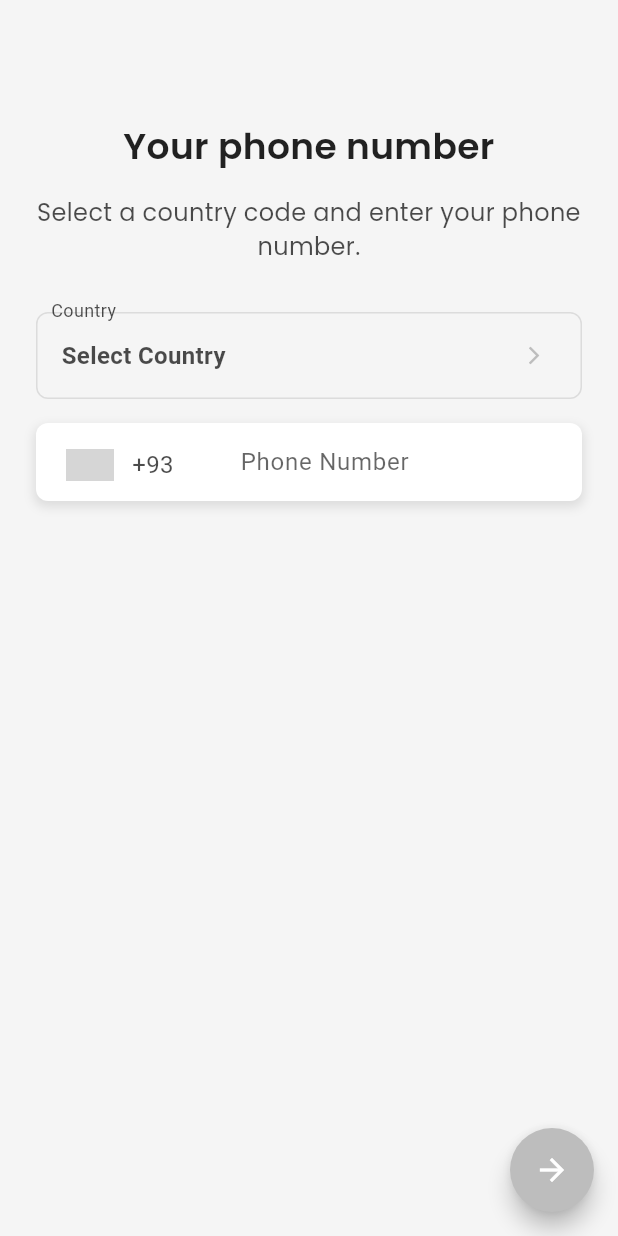
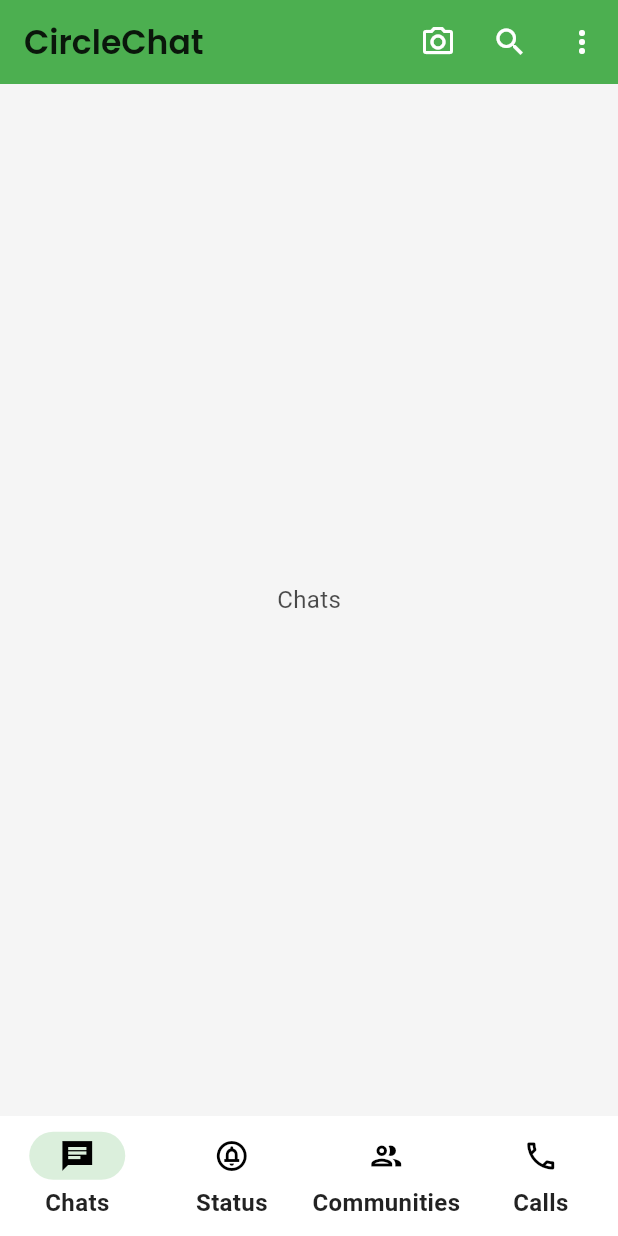
Before and after one commit to yabeye/circlechat_app, a Flutter app: the screen it shows after launch, on a phone screen of 412 x 824 dp. Run offline on Flutter 3.47's test engine with Material 3 defaults, Android fonts, the phone set to English and light mode, and no system bars; drawn by our look-alikes of intl_phone_number_input; our stand-ins replace cloud_firestore, firebase_auth, firebase_core, firebase_storage, flutter_bloc, flutter_onboarding_slider and 8 more; accounts and stored records are empty; grey boxes are pictures that could not be loaded.

Commit message:
Add home screen  and update navigation structure

```diff
--- a/lib/core/navigation/app_router.dart
+++ b/lib/core/navigation/app_router.dart
@@ -1,4 +1,6 @@
+import 'package:circlechat_app/presentation/screens/auth/otp_screen.dart';
 import 'package:circlechat_app/presentation/screens/auth/phone_auth_screen.dart';
+import 'package:circlechat_app/presentation/screens/home/home_screen.dart';
 import 'package:circlechat_app/presentation/screens/walkthrough/walkthrough_screen.dart';
 import 'package:go_router/go_router.dart';
 import 'package:circlechat_app/presentation/screens/splash/splash_screen.dart';
@@ -7,11 +9,12 @@ class AppRouter {
   static const String splash = '/splash';
   static const String walkthrough = '/walkthrough';
   static const String phoneAuth = '/phone-auth';
+  static const String otpAuth = '/otp-auth';
   static const String home = '/';
   static const String chat = '/chat/:chatId';
 
   static GoRouter router = GoRouter(
-    initialLocation: splash,
+    initialLocation: home,
     routes: [
       GoRoute(
         path: splash,
@@ -24,6 +27,14 @@ class AppRouter {
       GoRoute(
         path: phoneAuth,
         builder: (context, state) => const PhoneAuthScreen(),
+      ),
+      GoRoute(
+        path: otpAuth,
+        builder: (context, state) => const OtpScreen(),
+      ),
+      GoRoute(
+        path: home,
+        builder: (context, state) => const HomeScreen(),
       ),
       // GoRoute(
       //   path: chatList,
--- a/lib/core/theme/app_theme.dart
+++ b/lib/core/theme/app_theme.dart
@@ -51,6 +51,24 @@ ThemeData lightTheme = ThemeData(
       color: AppColors.textLight.withValues(alpha: 0.7),
     ),
   ),
+  navigationBarTheme: NavigationBarThemeData(
+    // backgroundColor: AppColors.primary,
+    // indicatorColor: Colors.white,
+    // iconTheme: MaterialStateProperty.all(
+    //   IconThemeData(
+    //     size: 32,
+    //     color: AppColors.textLight,
+    //   ),
+    // ),
+
+    labelTextStyle: WidgetStateProperty.all(
+      GoogleFonts.roboto(
+        fontSize: 16,
+        fontWeight: FontWeight.bold,
+        color: AppColors.textLight,
+      ),
+    ),
+  ),
 );
 
 ThemeData darkTheme = ThemeData(
--- a/lib/presentation/cubit/auth/auth_state.dart
+++ b/lib/presentation/cubit/auth/auth_state.dart
@@ -1,33 +1,35 @@
 part of 'auth_cubit.dart';
 
-abstract class AuthState {}
-
-class AuthInitial extends AuthState {}
-
-class AuthLoading extends AuthState {
-  AuthLoading(this.phoneNumber);
+abstract class AuthState {
+  AuthState(this.phoneNumber);
   final PhoneNumber? phoneNumber;
 }
 
+class AuthInitial extends AuthState {
+  AuthInitial(super.phoneNumber);
+}
+
+class AuthLoading extends AuthState {
+  AuthLoading(super.phoneNumber);
+}
+
 class AuthSuccess extends AuthState {
-  AuthSuccess(this.user);
+  AuthSuccess(super.phoneNumber, this.user);
 
-  final User user;
+  final User? user;
 }
 
 class AuthError extends AuthState {
-  AuthError(this.message);
+  AuthError(super.phoneNumber, this.message);
 
   final String message;
 }
 
 class VerificationCodeSent extends AuthState {
+  VerificationCodeSent(super.phoneNumber, this.verificationId);
   final String verificationId;
-
-  VerificationCodeSent(this.verificationId);
 }
 
-class PhoneNumberChanged extends AuthState {
-  PhoneNumberChanged(this.phoneNumber);
-  final PhoneNumber phoneNumber;
+class AuthPhoneNumberChanged extends AuthState {
+  AuthPhoneNumberChanged(super.phoneNumber);
 }
--- a/lib/presentation/screens/auth/phone_auth_screen.dart
+++ b/lib/presentation/screens/auth/phone_auth_screen.dart
@@ -1,3 +1,5 @@
+import 'package:circlechat_app/core/navigation/app_router.dart';
+import 'package:circlechat_app/core/navigation/navigation_helper.dart';
 import 'package:circlechat_app/core/utils/internalization_utils.dart';
 import 'package:flutter/material.dart';
 import 'package:flutter/services.dart';
@@ -56,14 +58,7 @@ class PhoneAuthScreenState extends State<PhoneAuthScreen> {
                 const SizedBox(height: 32),
                 BlocBuilder<AuthCubit, AuthState>(
                   builder: (context, state) {
-                    String? countryCode;
-                    if (state is PhoneNumberChanged) {
-                      countryCode = state.phoneNumber.isoCode ?? 'US';
-                    }
-
-                    if (state is AuthLoading) {
-                      countryCode = state.phoneNumber?.isoCode ?? 'US';
-                    }
+                    String? countryCode = state.phoneNumber?.isoCode ?? 'US';
 
                     return Stack(
                       clipBehavior: Clip.none,
@@ -125,10 +120,7 @@ class PhoneAuthScreenState extends State<PhoneAuthScreen> {
                 const SizedBox(height: 16),
                 BlocBuilder<AuthCubit, AuthState>(
                   builder: (context, state) {
-                    String? countryCode;
-                    if (state is PhoneNumberChanged) {
-                      countryCode = state.phoneNumber.isoCode ?? 'US';
-                    }
+                    String countryCode = state.phoneNumber?.isoCode ?? 'US';
 
                     // if (countryCode == null) return const SizedBox.shrink();
 
@@ -211,6 +203,13 @@ class PhoneAuthScreenState extends State<PhoneAuthScreen> {
                 : () async {
                     try {
                       await context.read<AuthCubit>().sendVerificationCode();
+
+                      if (!mounted) return;
+
+                      if (state is AuthError) {
+                        throw Exception(state.message);
+                      }
+                      NavigationHelper.navigateTo(context, AppRouter.otpAuth);
                     } catch (e) {
                       ScaffoldMessenger.of(context).showSnackBar(
                         SnackBar(
--- /dev/null
+++ b/lib/presentation/screens/home/home_screen.dart
@@ -0,0 +1,87 @@
+import 'package:flutter/material.dart';
+import 'package:circlechat_app/core/theme/app_colors.dart';
+import 'package:google_fonts/google_fonts.dart';
+
+class HomeScreen extends StatefulWidget {
+  const HomeScreen({super.key});
+
+  @override
+  HomeScreenState createState() => HomeScreenState();
+}
+
+class HomeScreenState extends State<HomeScreen> {
+  int _selectedIndex = 0;
+
+  static const List<Widget> _widgetOptions = <Widget>[
+    Text('Chats'),
+    Text('Status'),
+    Text('Communities'),
+    Text('Calls'),
+  ];
+
+  void _onItemTapped(int index) {
+    setState(() {
+      _selectedIndex = index;
+    });
+  }
+
+  @override
+  Widget build(BuildContext context) {
+    return Scaffold(
+      appBar: AppBar(
+        title: Text(
+          'CircleChat',
+          style: GoogleFonts.poppins(
+            fontWeight: FontWeight.w600,
+            color: Theme.of(context).textTheme.bodyLarge?.color,
+          ),
+        ),
+        actions: <Widget>[
+          IconButton(
+            icon: const Icon(Icons.camera_alt_outlined),
+            onPressed: () {},
+          ),
+          IconButton(
+            icon: const Icon(Icons.search),
+            onPressed: () {},
+          ),
+          IconButton(
+            icon: const Icon(Icons.more_vert),
+            onPressed: () {},
+          ),
+        ],
+      ),
+      body: Center(
+        child: _widgetOptions.elementAt(_selectedIndex),
+      ),
+      bottomNavigationBar: NavigationBar(
+        destinations: const <NavigationDestination>[
+          NavigationDestination(
+            selectedIcon: Icon(Icons.chat_sharp),
+            icon: Icon(Icons.chat_outlined),
+            label: 'Chats',
+          ),
+          NavigationDestination(
+            selectedIcon: Icon(Icons.circle_notifications_sharp),
+            icon: Icon(Icons.circle_notifications_outlined),
+            label: 'Status',
+          ),
+          // Communities
+          NavigationDestination(
+            selectedIcon: Icon(Icons.group_sharp),
+            icon: Icon(Icons.group_outlined),
+            label: 'Communities',
+          ),
+          NavigationDestination(
+            selectedIcon: Icon(Icons.call_sharp),
+            icon: Icon(Icons.call_outlined),
+            label: 'Calls',
+          ),
+        ],
+        selectedIndex: _selectedIndex,
+        onDestinationSelected: _onItemTapped,
+        indicatorColor: AppColors.primary.withValues(alpha: 0.2),
+      ),
+    );
+  }
+}
--- a/pubspec.yaml
+++ b/pubspec.yaml
@@ -45,6 +45,7 @@ dependencies:
   intl: ^0.20.2
   intl_phone_number_input: ^0.7.4
   logger: ^2.5.0
+  pinput: ^5.0.1
   shared_preferences: ^2.5.2
 
 dev_dependencies:
```
Also changed, not shown: lib/presentation/cubit/auth/auth_cubit.dart (+31 -16 lines), lib/presentation/screens/auth/otp_screen.dart (added, +180 -0 lines), pubspec.lock.
